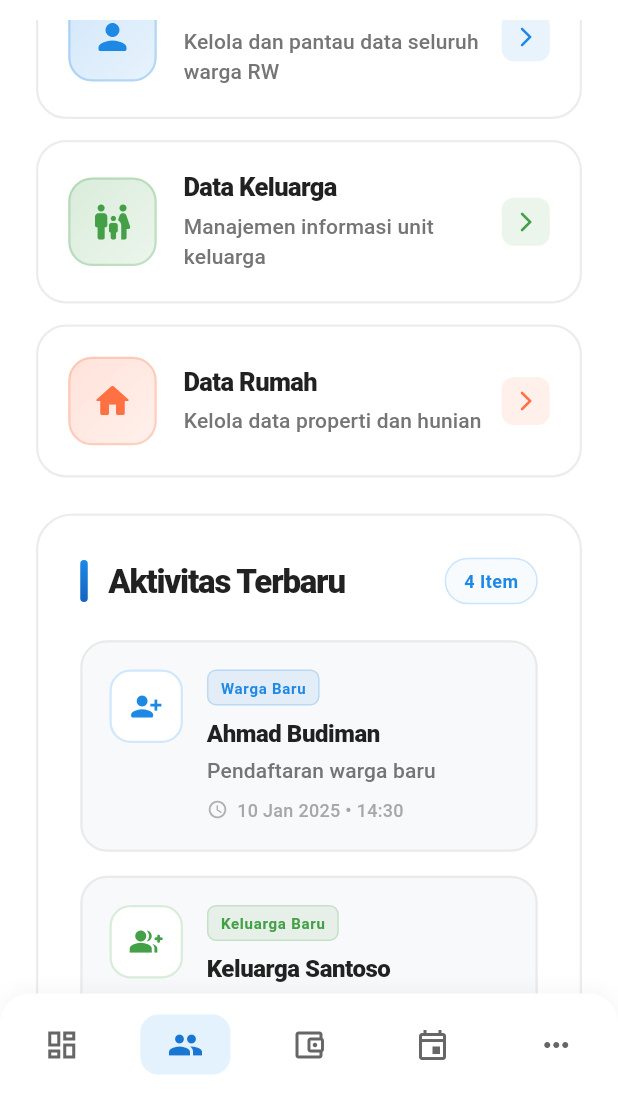
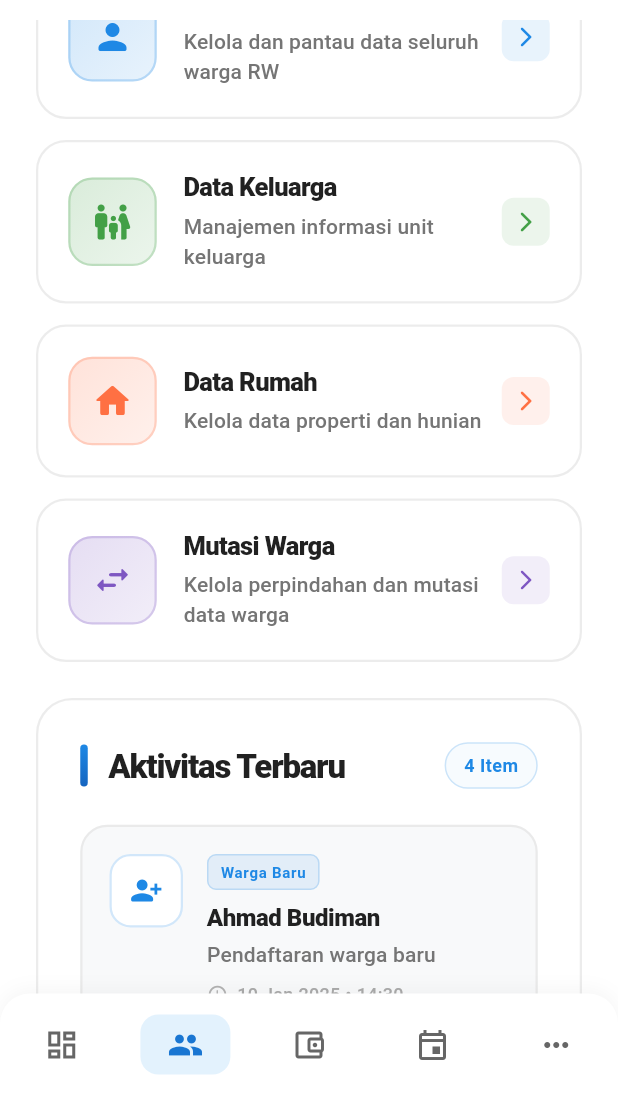
Before and after one commit to HaikalMuhammadRafli/jawara-four, a Flutter app: the KependudukanMenuPage screen opened by its route, scrolled down 576 dp, on a phone screen of 412 x 824 dp, the part 130-1236 px from its top. Run offline on Flutter 3.47's test engine with Material 3 defaults, Android fonts, the phone set to English and light mode, and no system bars; our stand-ins replace fl_chart, go_router.

Commit message:
Add 'Mutasi Warga' menu card to KependudukanMenuPage

```diff
--- a/lib/pages/kependudukan/kependudukan_menu_page.dart
+++ b/lib/pages/kependudukan/kependudukan_menu_page.dart
@@ -271,6 +271,16 @@ class KependudukanMenuPage extends StatelessWidget {
               Icons.home_rounded,
               softOrange,
               'kependudukan-rumah',
+            ),
+            const SizedBox(height: 14),
+            // UBAH DI SINI: Menu mutasi warga (ungu)
+            _buildMenuCard(
+              context,
+              'Mutasi Warga',
+              'Kelola perpindahan dan mutasi data warga',
+              Icons.swap_horiz_rounded,
+              const Color(0xFF7E57C2), // Warna ungu
+              'mutasi-keluarga',
             ),
           ],
         ),
```
